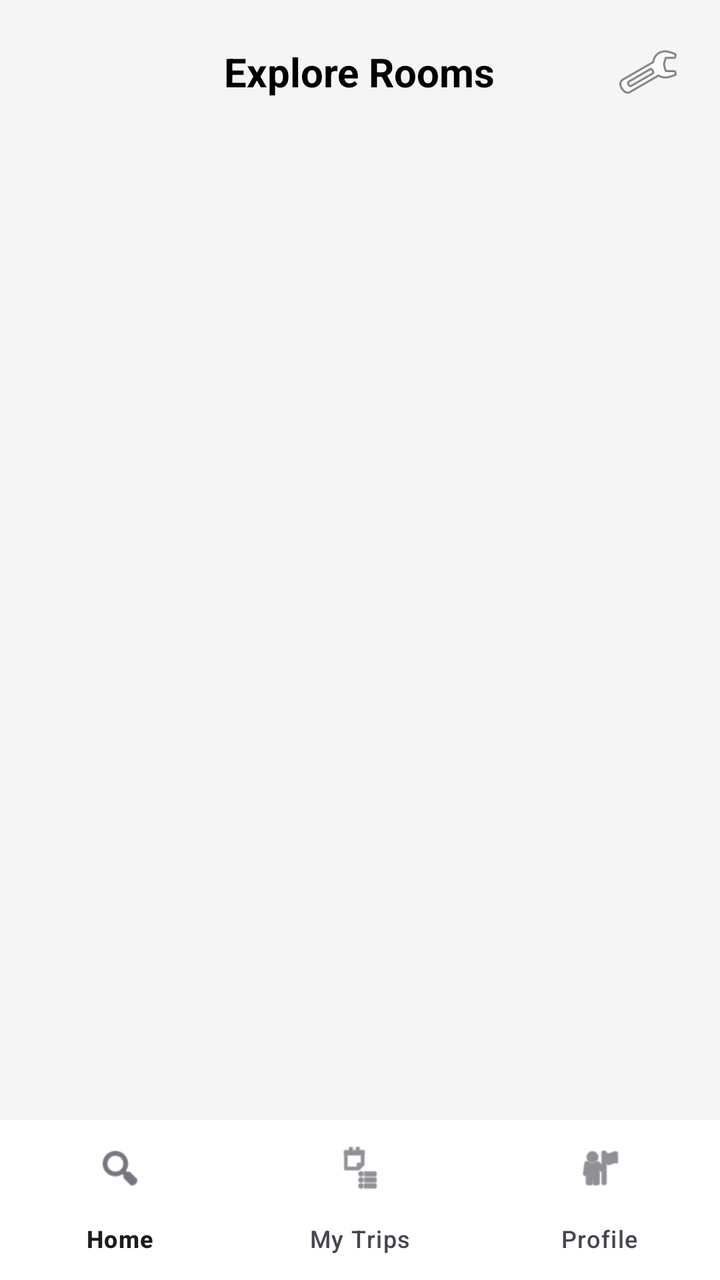
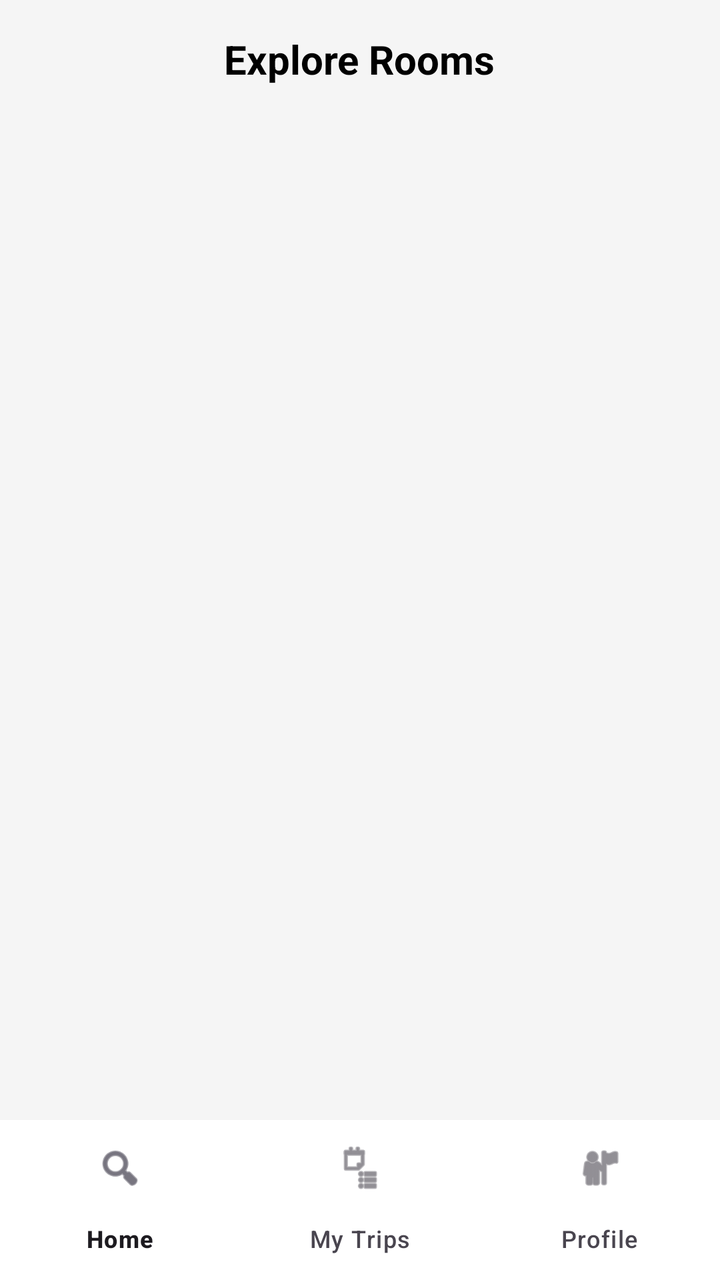

Screens rendered from an Android XML layout before and after an edit, with the pre-edit source and the edit as a unified diff.
<!-- AndroidManifest.xml: application theme Theme.HotelManagement -->
<!-- res/layout/activity_explore_rooms.xml -->
<?xml version="1.0" encoding="utf-8"?>
<androidx.constraintlayout.widget.ConstraintLayout xmlns:android="http://schemas.android.com/apk/res/android"
    xmlns:app="http://schemas.android.com/apk/res-auto"
    xmlns:tools="http://schemas.android.com/tools"
    android:id="@+id/main"
    android:layout_width="match_parent"
    android:layout_height="match_parent"
    android:background="#F5F5F5">

    <RelativeLayout
        android:id="@+id/header"
        android:layout_width="match_parent"
        android:layout_height="wrap_content"
        android:padding="16dp"
        app:layout_constraintTop_toTopOf="parent">

        <TextView
            android:layout_width="wrap_content"
            android:layout_height="wrap_content"
            android:layout_centerInParent="true"
            android:text="Explore Rooms"
            android:textColor="#000000"
            android:textSize="20sp"
            android:textStyle="bold" />

        <ImageButton
            android:id="@+id/btnFilter"
            android:layout_width="40dp"
            android:layout_height="40dp"
            android:layout_alignParentEnd="true"
            android:background="?attr/selectableItemBackgroundBorderless"
            android:src="@android:drawable/ic_menu_manage" />
    </RelativeLayout>

    <androidx.recyclerview.widget.RecyclerView
        android:id="@+id/rvRooms"
        android:layout_width="match_parent"
        android:layout_height="0dp"
        android:padding="8dp"
        app:layout_constraintBottom_toTopOf="@+id/bottom_navigation"
        app:layout_constraintTop_toBottomOf="@id/header"
        tools:listitem="@layout/item_room" />

    <com.google.android.material.bottomnavigation.BottomNavigationView
        android:id="@+id/bottom_navigation"
        android:layout_width="match_parent"
        android:layout_height="wrap_content"
        android:background="#FFFFFF"
        app:layout_constraintBottom_toBottomOf="parent"
        app:menu="@menu/bottom_nav_menu" />

</androidx.constraintlayout.widget.ConstraintLayout>
<!-- res/layout/item_room.xml (included above) -->
<?xml version="1.0" encoding="utf-8"?>
<androidx.cardview.widget.CardView xmlns:android="http://schemas.android.com/apk/res/android"
    xmlns:app="http://schemas.android.com/apk/res-auto"
    android:layout_width="match_parent"
    android:layout_height="wrap_content"
    android:layout_margin="8dp"
    app:cardCornerRadius="12dp"
    app:cardElevation="4dp">

    <LinearLayout
        android:layout_width="match_parent"
        android:layout_height="wrap_content"
        android:orientation="vertical"
        android:padding="12dp">

        <ImageView
            android:id="@+id/imgRoom"
            android:layout_width="match_parent"
            android:layout_height="180dp"
            android:scaleType="centerCrop"
            android:src="@drawable/room1" />

        <RelativeLayout
            android:layout_width="match_parent"
            android:layout_height="wrap_content"
            android:layout_marginTop="8dp">

            <TextView
                android:id="@+id/txtRoomName"
                android:layout_width="wrap_content"
                android:layout_height="wrap_content"
                android:text="Deluxe Ocean View Suite"
                android:textColor="#000000"
                android:textSize="18sp"
                android:textStyle="bold" />

            <TextView
                android:id="@+id/txtRating"
                android:layout_width="wrap_content"
                android:layout_height="wrap_content"
                android:layout_alignParentEnd="true"
                android:text="★ 4.5+"
                android:textColor="#FFA500"
                android:textStyle="bold" />
        </RelativeLayout>

        <TextView
            android:id="@+id/txtRoomType"
            android:layout_width="wrap_content"
            android:layout_height="wrap_content"
            android:text="Homestay Suite"
            android:textColor="#666666" />

        <TextView
            android:id="@+id/txtAmenities"
            android:layout_width="match_parent"
            android:layout_height="wrap_content"
            android:layout_marginTop="8dp"
            android:text="📶 WiFi, ❄️ AC, 🛁 Balcony"
            android:textColor="#444444"
            android:textSize="12sp" />

        <RelativeLayout
            android:layout_width="match_parent"
            android:layout_height="wrap_content"
            android:layout_marginTop="12dp">

            <Button
                android:id="@+id/btnViewDetails"
                android:layout_width="200dp"
                android:layout_height="40dp"
                android:backgroundTint="#2E7D32"
                android:text="View Details"
                android:textAllCaps="false"
                android:textColor="#FFFFFF" />

            <TextView
                android:id="@+id/txtPrice"
                android:layout_width="wrap_content"
                android:layout_height="wrap_content"
                android:layout_alignParentEnd="true"
                android:layout_centerVertical="true"
                android:text="$150 / night"
                android:textColor="#000000"
                android:textSize="16sp"
                android:textStyle="bold" />
        </RelativeLayout>
    </LinearLayout>
</androidx.cardview.widget.CardView>
<!-- resources referenced by this layout -->
<resources>
  <!-- drawable room1: jpg bitmap (drawable, 9051 bytes) -->
  <style name="Theme.HotelManagement" parent="Base.Theme.HotelManagement" />
  <style name="Base.Theme.HotelManagement" parent="Theme.Material3.DayNight.NoActionBar">
          
          
      </style>
</resources>

<!-- the commit's change to res/layout/activity_explore_rooms.xml (unified diff, before → after) -->
@@ -23,13 +23,6 @@
             android:textSize="20sp"
             android:textStyle="bold" />
 
-        <ImageButton
-            android:id="@+id/btnFilter"
-            android:layout_width="40dp"
-            android:layout_height="40dp"
-            android:layout_alignParentEnd="true"
-            android:background="?attr/selectableItemBackgroundBorderless"
-            android:src="@android:drawable/ic_menu_manage" />
     </RelativeLayout>
 
     <androidx.recyclerview.widget.RecyclerView
